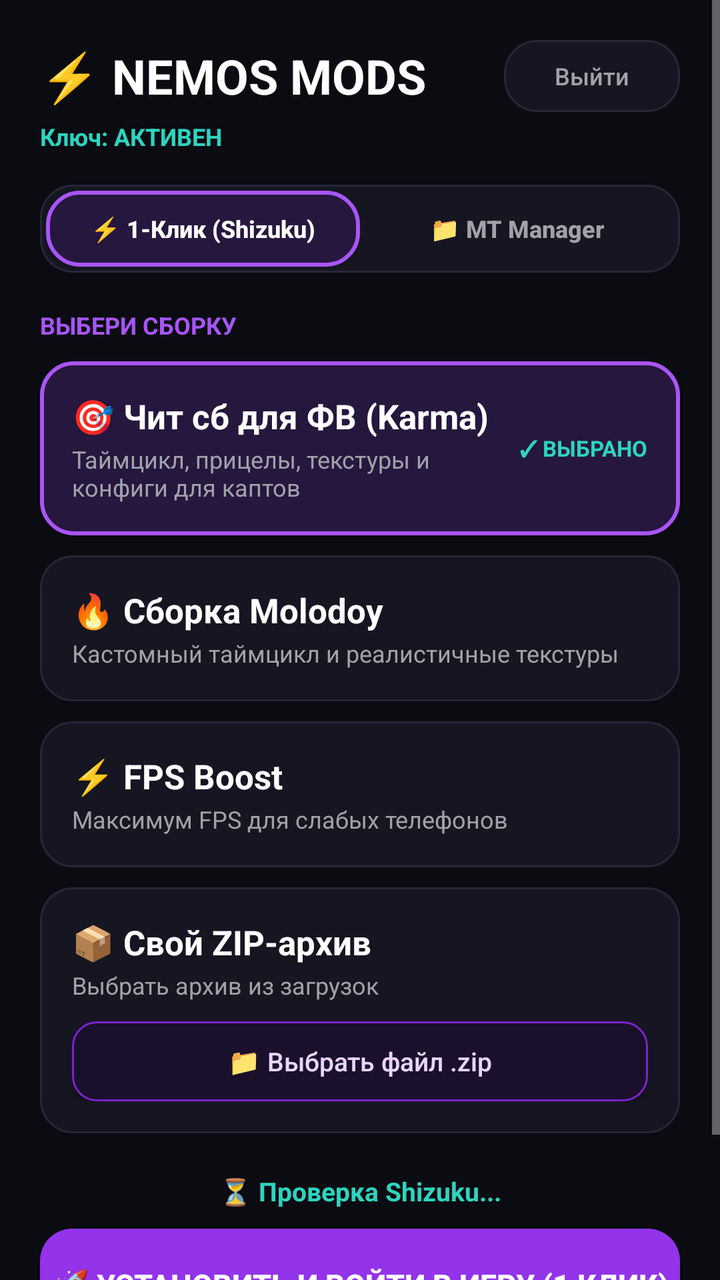
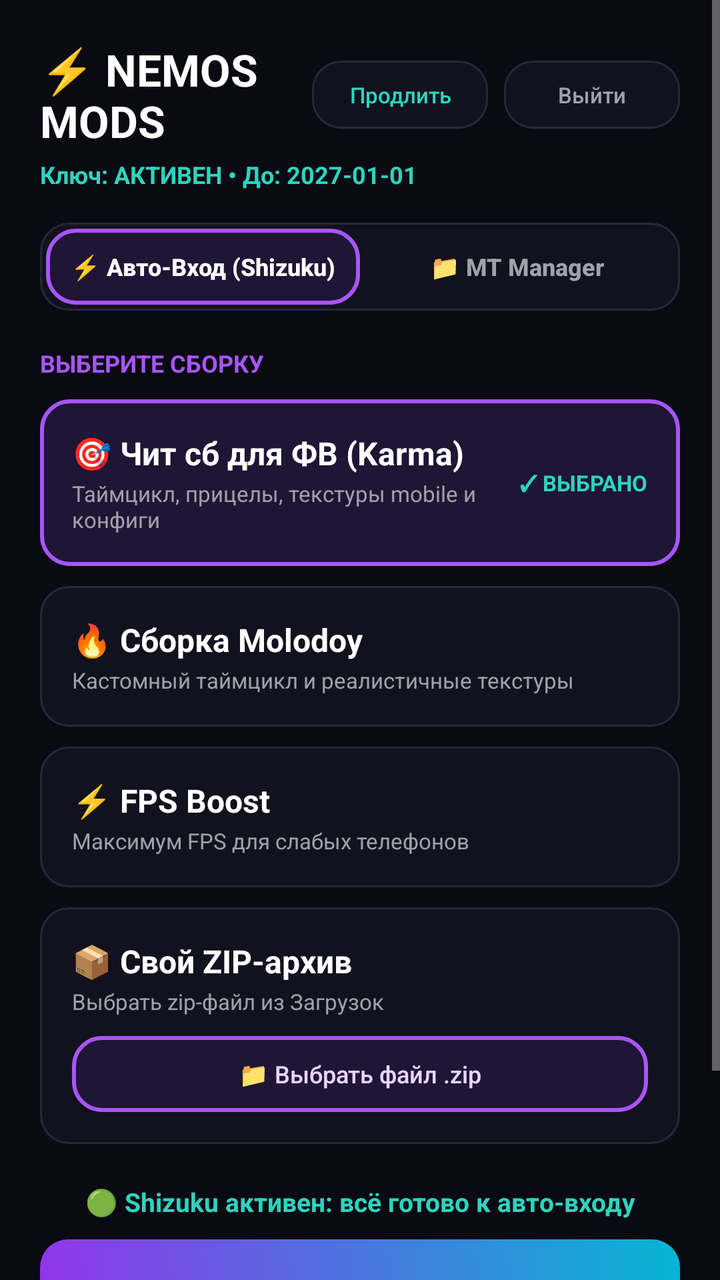

Screens rendered from an Android XML layout before and after an edit, with the pre-edit source and the edit as a unified diff.
<!-- AndroidManifest.xml: application theme Theme.AppCompat.NoActionBar -->
<!-- res/layout/activity_main.xml -->
<?xml version="1.0" encoding="utf-8"?>
<ScrollView xmlns:android="http://schemas.android.com/apk/res/android"
    android:layout_width="match_parent"
    android:layout_height="match_parent"
    android:background="#0B0B12"
    android:fillViewport="true">

    <LinearLayout
        android:layout_width="match_parent"
        android:layout_height="wrap_content"
        android:orientation="vertical"
        android:padding="20dp">

        <LinearLayout
            android:layout_width="match_parent"
            android:layout_height="wrap_content"
            android:gravity="center_vertical"
            android:orientation="horizontal">

            <TextView
                android:layout_width="0dp"
                android:layout_height="wrap_content"
                android:layout_weight="1"
                android:text="⚡ NEMOS MODS"
                android:textColor="#FFFFFF"
                android:textSize="24sp"
                android:textStyle="bold" />

            <Button
                android:id="@+id/btnLogout"
                android:layout_width="wrap_content"
                android:layout_height="36dp"
                android:background="@drawable/bg_card_unselected"
                android:paddingHorizontal="14dp"
                android:text="Выйти"
                android:textAllCaps="false"
                android:textColor="#A1A1AA"
                android:textSize="12sp" />
        </LinearLayout>

        <TextView
            android:id="@+id/tvSubInfo"
            android:layout_width="match_parent"
            android:layout_height="wrap_content"
            android:layout_marginTop="4dp"
            android:text="Ключ: АКТИВЕН"
            android:textColor="#2DD4BF"
            android:textSize="12sp"
            android:textStyle="bold" />

        <LinearLayout
            android:layout_width="match_parent"
            android:layout_height="44dp"
            android:layout_marginTop="16dp"
            android:background="@drawable/bg_card_unselected"
            android:orientation="horizontal"
            android:padding="3dp">

            <Button
                android:id="@+id/btnTabShizuku"
                android:layout_width="0dp"
                android:layout_height="match_parent"
                android:layout_weight="1"
                android:background="@drawable/bg_card_selected"
                android:text="⚡ 1-Клик (Shizuku)"
                android:textAllCaps="false"
                android:textColor="#FFFFFF"
                android:textSize="12sp"
                android:textStyle="bold" />

            <Button
                android:id="@+id/btnTabMt"
                android:layout_width="0dp"
                android:layout_height="match_parent"
                android:layout_weight="1"
                android:background="@android:color/transparent"
                android:text="📁 MT Manager"
                android:textAllCaps="false"
                android:textColor="#A1A1AA"
                android:textSize="12sp"
                android:textStyle="bold" />
        </LinearLayout>

        <TextView
            android:layout_width="match_parent"
            android:layout_height="wrap_content"
            android:layout_marginTop="18dp"
            android:layout_marginBottom="10dp"
            android:text="ВЫБЕРИ СБОРКУ"
            android:textColor="#A855F7"
            android:textSize="12sp"
            android:textStyle="bold" />

        
        <LinearLayout
            android:id="@+id/cardKarma"
            android:layout_width="match_parent"
            android:layout_height="wrap_content"
            android:layout_marginBottom="10dp"
            android:background="@drawable/bg_card_selected"
            android:gravity="center_vertical"
            android:orientation="horizontal"
            android:padding="16dp">

            <LinearLayout
                android:layout_width="0dp"
                android:layout_height="wrap_content"
                android:layout_weight="1"
                android:orientation="vertical">

                <TextView
                    android:layout_width="wrap_content"
                    android:layout_height="wrap_content"
                    android:text="🎯 Чит сб для ФВ (Karma)"
                    android:textColor="#FFFFFF"
                    android:textSize="17sp"
                    android:textStyle="bold" />

                <TextView
                    android:layout_width="wrap_content"
                    android:layout_height="wrap_content"
                    android:layout_marginTop="2dp"
                    android:text="Таймцикл, прицелы, текстуры и конфиги для каптов"
                    android:textColor="#A1A1AA"
                    android:textSize="12sp" />
            </LinearLayout>

            <TextView
                android:id="@+id/tvBadgeKarma"
                android:layout_width="wrap_content"
                android:layout_height="wrap_content"
                android:text="✓ ВЫБРАНО"
                android:textColor="#2DD4BF"
                android:textSize="11sp"
                android:textStyle="bold" />
        </LinearLayout>

        
        <LinearLayout
            android:id="@+id/cardMolodoy"
            android:layout_width="match_parent"
            android:layout_height="wrap_content"
            android:layout_marginBottom="10dp"
            android:background="@drawable/bg_card_unselected"
            android:gravity="center_vertical"
            android:orientation="horizontal"
            android:padding="16dp">

            <LinearLayout
                android:layout_width="0dp"
                android:layout_height="wrap_content"
                android:layout_weight="1"
                android:orientation="vertical">

                <TextView
                    android:layout_width="wrap_content"
                    android:layout_height="wrap_content"
                    android:text="🔥 Сборка Molodoy"
                    android:textColor="#FFFFFF"
                    android:textSize="17sp"
                    android:textStyle="bold" />

                <TextView
                    android:layout_width="wrap_content"
                    android:layout_height="wrap_content"
                    android:layout_marginTop="2dp"
                    android:text="Кастомный таймцикл и реалистичные текстуры"
                    android:textColor="#A1A1AA"
                    android:textSize="12sp" />
            </LinearLayout>

            <TextView
                android:id="@+id/tvBadgeMolodoy"
                android:layout_width="wrap_content"
                android:layout_height="wrap_content"
                android:text="✓ ВЫБРАНО"
                android:textColor="#2DD4BF"
                android:textSize="11sp"
                android:textStyle="bold"
                android:visibility="gone" />
        </LinearLayout>

        
        <LinearLayout
            android:id="@+id/cardFps"
            android:layout_width="match_parent"
            android:layout_height="wrap_content"
            android:layout_marginBottom="10dp"
            android:background="@drawable/bg_card_unselected"
            android:gravity="center_vertical"
            android:orientation="horizontal"
            android:padding="16dp">

            <LinearLayout
                android:layout_width="0dp"
                android:layout_height="wrap_content"
                android:layout_weight="1"
                android:orientation="vertical">

                <TextView
                    android:layout_width="wrap_content"
                    android:layout_height="wrap_content"
                    android:text="⚡ FPS Boost"
                    android:textColor="#FFFFFF"
                    android:textSize="17sp"
                    android:textStyle="bold" />

                <TextView
                    android:layout_width="wrap_content"
                    android:layout_height="wrap_content"
                    android:layout_marginTop="2dp"
                    android:text="Максимум FPS для слабых телефонов"
                    android:textColor="#A1A1AA"
                    android:textSize="12sp" />
            </LinearLayout>

            <TextView
                android:id="@+id/tvBadgeFps"
                android:layout_width="wrap_content"
                android:layout_height="wrap_content"
                android:text="✓ ВЫБРАНО"
                android:textColor="#2DD4BF"
                android:textSize="11sp"
                android:textStyle="bold"
                android:visibility="gone" />
        </LinearLayout>

        
        <LinearLayout
            android:id="@+id/cardCustom"
            android:layout_width="match_parent"
            android:layout_height="wrap_content"
            android:layout_marginBottom="20dp"
            android:background="@drawable/bg_card_unselected"
            android:orientation="vertical"
            android:padding="16dp">

            <LinearLayout
                android:layout_width="match_parent"
                android:layout_height="wrap_content"
                android:gravity="center_vertical"
                android:orientation="horizontal">

                <LinearLayout
                    android:layout_width="0dp"
                    android:layout_height="wrap_content"
                    android:layout_weight="1"
                    android:orientation="vertical">

                    <TextView
                        android:layout_width="wrap_content"
                        android:layout_height="wrap_content"
                        android:text="📦 Свой ZIP-архив"
                        android:textColor="#FFFFFF"
                        android:textSize="17sp"
                        android:textStyle="bold" />

                    <TextView
                        android:id="@+id/tvCustomZipName"
                        android:layout_width="wrap_content"
                        android:layout_height="wrap_content"
                        android:layout_marginTop="2dp"
                        android:text="Выбрать архив из загрузок"
                        android:textColor="#A1A1AA"
                        android:textSize="12sp" />
                </LinearLayout>

                <TextView
                    android:id="@+id/tvBadgeCustom"
                    android:layout_width="wrap_content"
                    android:layout_height="wrap_content"
                    android:text="✓ ВЫБРАНО"
                    android:textColor="#2DD4BF"
                    android:textSize="11sp"
                    android:textStyle="bold"
                    android:visibility="gone" />
            </LinearLayout>

            <Button
                android:id="@+id/btnPickZip"
                android:layout_width="match_parent"
                android:layout_height="40dp"
                android:layout_marginTop="10dp"
                android:background="@drawable/bg_btn_outline"
                android:text="📁 Выбрать файл .zip"
                android:textAllCaps="false"
                android:textColor="#E9D5FF"
                android:textSize="13sp" />
        </LinearLayout>

        
        <LinearLayout
            android:id="@+id/layoutShizukuView"
            android:layout_width="match_parent"
            android:layout_height="wrap_content"
            android:orientation="vertical">

            <TextView
                android:id="@+id/tvShizukuStatus"
                android:layout_width="match_parent"
                android:layout_height="wrap_content"
                android:layout_marginBottom="10dp"
                android:gravity="center"
                android:text="⏳ Проверка Shizuku..."
                android:textColor="#2DD4BF"
                android:textSize="13sp"
                android:textStyle="bold" />

            <Button
                android:id="@+id/btnShizukuInstall"
                android:layout_width="match_parent"
                android:layout_height="56dp"
                android:background="@drawable/bg_btn_primary"
                android:text="🚀 УСТАНОВИТЬ И ВОЙТИ В ИГРУ (1 КЛИК)"
                android:textAllCaps="true"
                android:textColor="#FFFFFF"
                android:textSize="15sp"
                android:textStyle="bold" />
        </LinearLayout>

        
        <LinearLayout
            android:id="@+id/layoutMtView"
            android:layout_width="match_parent"
            android:layout_height="wrap_content"
            android:orientation="vertical"
            android:visibility="gone">

            <TextView
                android:layout_width="match_parent"
                android:layout_height="wrap_content"
                android:layout_marginBottom="10dp"
                android:background="@drawable/bg_card_unselected"
                android:padding="12dp"
                android:text="💡 Нажми кнопку ниже — MT Manager сразу откроется на папке files.\nОстанется скопировать её справа в:\nAndroid → data → com.grandmobile.game"
                android:textColor="#E4E4E7"
                android:textSize="12sp" />

            <Button
                android:id="@+id/btnMtInstallAndOpen"
                android:layout_width="match_parent"
                android:layout_height="56dp"
                android:background="@drawable/bg_btn_primary"
                android:text="📂 ОТКРЫТЬ ПАПКУ FILES В MT MANAGER"
                android:textAllCaps="true"
                android:textColor="#FFFFFF"
                android:textSize="14sp"
                android:textStyle="bold" />

            <Button
                android:id="@+id/btnMtLaunchGame"
                android:layout_width="match_parent"
                android:layout_height="46dp"
                android:layout_marginTop="10dp"
                android:background="@drawable/bg_card_selected"
                android:text="🎮 Запустить Grand Mobile"
                android:textAllCaps="false"
                android:textColor="#FFFFFF"
                android:textSize="14sp"
                android:textStyle="bold" />
        </LinearLayout>

        <TextView
            android:id="@+id/tvStatus"
            android:layout_width="match_parent"
            android:layout_height="wrap_content"
            android:layout_marginTop="14dp"
            android:gravity="center"
            android:text="Сборка готова к запуску"
            android:textColor="#A1A1AA"
            android:textSize="13sp" />

    </LinearLayout>
</ScrollView>
<!-- resources referenced by this layout -->
<resources>
  <!-- drawable bg_btn_outline (drawable) -->
  <?xml version="1.0" encoding="utf-8"?>
  <shape xmlns:android="http://schemas.android.com/apk/res/android" android:shape="rectangle">
      <solid android:color="#1A102B" />
      <stroke android:width="1dp" android:color="#7E22CE" />
      <corners android:radius="12dp" />
  </shape>
  <!-- drawable bg_btn_primary (drawable) -->
  <?xml version="1.0" encoding="utf-8"?>
  <shape xmlns:android="http://schemas.android.com/apk/res/android" android:shape="rectangle">
      <solid android:color="#9333EA" />
      <corners android:radius="16dp" />
  </shape>
  <!-- drawable bg_card_selected (drawable) -->
  <?xml version="1.0" encoding="utf-8"?>
  <shape xmlns:android="http://schemas.android.com/apk/res/android" android:shape="rectangle">
      <solid android:color="#26173E" />
      <stroke android:width="2dp" android:color="#A855F7" />
      <corners android:radius="16dp" />
  </shape>
  <!-- drawable bg_card_unselected (drawable) -->
  <?xml version="1.0" encoding="utf-8"?>
  <shape xmlns:android="http://schemas.android.com/apk/res/android" android:shape="rectangle">
      <solid android:color="#161622" />
      <stroke android:width="1dp" android:color="#262638" />
      <corners android:radius="16dp" />
  </shape>
</resources>

<!-- the commit's change to res/layout/activity_main.xml (unified diff, before → after) -->
@@ -2,7 +2,7 @@
 <ScrollView xmlns:android="http://schemas.android.com/apk/res/android"
     android:layout_width="match_parent"
     android:layout_height="match_parent"
-    android:background="#0B0B12"
+    android:background="#0A0A12"
     android:fillViewport="true">
 
     <LinearLayout
@@ -23,19 +23,31 @@
                 android:layout_weight="1"
                 android:text="⚡ NEMOS MODS"
                 android:textColor="#FFFFFF"
-                android:textSize="24sp"
-                android:textStyle="bold" />
+                android:textSize="22sp"
+                android:textStyle="bold" />
+
+            <Button
+                android:id="@+id/btnBuySub"
+                android:layout_width="wrap_content"
+                android:layout_height="34dp"
+                android:layout_marginEnd="8dp"
+                android:background="@drawable/bg_card_unselected"
+                android:paddingHorizontal="10dp"
+                android:text="Продлить"
+                android:textAllCaps="false"
+                android:textColor="#2DD4BF"
+                android:textSize="11sp" />
 
             <Button
                 android:id="@+id/btnLogout"
                 android:layout_width="wrap_content"
-                android:layout_height="36dp"
+                android:layout_height="34dp"
                 android:background="@drawable/bg_card_unselected"
-                android:paddingHorizontal="14dp"
+                android:paddingHorizontal="10dp"
                 android:text="Выйти"
                 android:textAllCaps="false"
                 android:textColor="#A1A1AA"
-                android:textSize="12sp" />
+                android:textSize="11sp" />
         </LinearLayout>
 
         <TextView
@@ -43,7 +55,7 @@
             android:layout_width="match_parent"
             android:layout_height="wrap_content"
             android:layout_marginTop="4dp"
-            android:text="Ключ: АКТИВЕН"
+            android:text="Ключ: АКТИВЕН • До: 2027-01-01"
             android:textColor="#2DD4BF"
             android:textSize="12sp"
             android:textStyle="bold" />
@@ -62,7 +74,7 @@
                 android:layout_height="match_parent"
                 android:layout_weight="1"
                 android:background="@drawable/bg_card_selected"
-                android:text="⚡ 1-Клик (Shizuku)"
+                android:text="⚡ Авто-Вход (Shizuku)"
                 android:textAllCaps="false"
                 android:textColor="#FFFFFF"
                 android:textSize="12sp"
@@ -86,7 +98,7 @@
             android:layout_height="wrap_content"
             android:layout_marginTop="18dp"
             android:layout_marginBottom="10dp"
-            android:text="ВЫБЕРИ СБОРКУ"
+            android:text="ВЫБЕРИТЕ СБОРКУ"
             android:textColor="#A855F7"
             android:textSize="12sp"
             android:textStyle="bold" />
@@ -113,16 +125,16 @@
                     android:layout_height="wrap_content"
                     android:text="🎯 Чит сб для ФВ (Karma)"
                     android:textColor="#FFFFFF"
-                    android:textSize="17sp"
+                    android:textSize="16sp"
                     android:textStyle="bold" />
 
                 <TextView
                     android:layout_width="wrap_content"
                     android:layout_height="wrap_content"
                     android:layout_marginTop="2dp"
-                    android:text="Таймцикл, прицелы, текстуры и конфиги для каптов"
+                    android:text="Таймцикл, прицелы, текстуры mobile и конфиги"
                     android:textColor="#A1A1AA"
-                    android:textSize="12sp" />
+                    android:textSize="11sp" />
             </LinearLayout>
 
             <TextView
@@ -157,7 +169,7 @@
                     android:layout_height="wrap_content"
                     android:text="🔥 Сборка Molodoy"
                     android:textColor="#FFFFFF"
-                    android:textSize="17sp"
+                    android:textSize="16sp"
                     android:textStyle="bold" />
 
                 <TextView
@@ -166,7 +178,7 @@
                     android:layout_marginTop="2dp"
                     android:text="Кастомный таймцикл и реалистичные текстуры"
                     android:textColor="#A1A1AA"
-                    android:textSize="12sp" />
+                    android:textSize="11sp" />
             </LinearLayout>
 
             <TextView
@@ -202,7 +214,7 @@
                     android:layout_height="wrap_content"
                     android:text="⚡ FPS Boost"
                     android:textColor="#FFFFFF"
-                    android:textSize="17sp"
+                    android:textSize="16sp"
                     android:textStyle="bold" />
 
                 <TextView
@@ -211,7 +223,7 @@
                     android:layout_marginTop="2dp"
                     android:text="Максимум FPS для слабых телефонов"
                     android:textColor="#A1A1AA"
-                    android:textSize="12sp" />
+                    android:textSize="11sp" />
             </LinearLayout>
 
             <TextView
@@ -252,7 +264,7 @@
                         android:layout_height="wrap_content"
                         android:text="📦 Свой ZIP-архив"
                         android:textColor="#FFFFFF"
-                        android:textSize="17sp"
+                        android:textSize="16sp"
                         android:textStyle="bold" />
 
                     <TextView
@@ -260,9 +272,9 @@
                         android:layout_width="wrap_content"
                         android:layout_height="wrap_content"
                         android:layout_marginTop="2dp"
-                        android:text="Выбрать архив из загрузок"
+                        android:text="Выбрать zip-файл из Загрузок"
                         android:textColor="#A1A1AA"
-                        android:textSize="12sp" />
+                        android:textSize="11sp" />
                 </LinearLayout>
 
                 <TextView
@@ -279,13 +291,13 @@
             <Button
                 android:id="@+id/btnPickZip"
                 android:layout_width="match_parent"
-                android:layout_height="40dp"
+                android:layout_height="38dp"
                 android:layout_marginTop="10dp"
-                android:background="@drawable/bg_btn_outline"
+                android:background="@drawable/bg_card_selected"
                 android:text="📁 Выбрать файл .zip"
                 android:textAllCaps="false"
                 android:textColor="#E9D5FF"
-                android:textSize="13sp" />
+                android:textSize="12sp" />
         </LinearLayout>
 
         
@@ -301,72 +313,79 @@
                 android:layout_height="wrap_content"
                 android:layout_marginBottom="10dp"
                 android:gravity="center"
-                android:text="⏳ Проверка Shizuku..."
+                android:text="🟢 Shizuku активен: всё готово к авто-входу"
                 android:textColor="#2DD4BF"
                 android:textSize="13sp"
                 android:textStyle="bold" />
 
             <Button
-                android:id="@+id/btnShizukuInstall"
+                android:id="@+id/btnAutoStart"
                 android:layout_width="match_parent"
                 android:layout_height="56dp"
                 android:background="@drawable/bg_btn_primary"
-                android:text="🚀 УСТАНОВИТЬ И ВОЙТИ В ИГРУ (1 КЛИК)"
-                android:textAllCaps="true"
-                android:textColor="#FFFFFF"
-                android:textSize="15sp"
-                android:textStyle="bold" />
-        </LinearLayout>
-
-        
-        <LinearLayout
-            android:id="@+id/layoutMtView"
-            android:layout_width="match_parent"
-            android:layout_height="wrap_content"
-            android:orientation="vertical"
-            android:visibility="gone">
-
-            <TextView
-                android:layout_width="match_parent"
-                android:layout_height="wrap_content"
-                android:layout_marginBottom="10dp"
-                android:background="@drawable/bg_card_unselected"
-                android:padding="12dp"
-                android:text="💡 Нажми кнопку ниже — MT Manager сразу откроется на папке files.\nОстанется скопировать её справа в:\nAndroid → data → com.grandmobile.game"
-                android:textColor="#E4E4E7"
-                android:textSize="12sp" />
-
-            <Button
-                android:id="@+id/btnMtInstallAndOpen"
-                android:layout_width="match_parent"
-                android:layout_height="56dp"
-                android:background="@drawable/bg_btn_primary"
-                android:text="📂 ОТКРЫТЬ ПАПКУ FILES В MT MANAGER"
+                android:text="🚀 АВТО-ВХОД СО СБОРКОЙ (1 КЛИК)"
                 android:textAllCaps="true"
                 android:textColor="#FFFFFF"
                 android:textSize="14sp"
                 android:textStyle="bold" />
 
-            <Button
-                android:id="@+id/btnMtLaunchGame"
-                android:layout_width="match_parent"
-                android:layout_height="46dp"
+            <TextView
+                android:layout_width="match_parent"
+                android:layout_height="wrap_content"
+                android:layout_marginTop="8dp"
+                android:gravity="center"
+                android:text="💡 Нажмите один раз: игра запустится, а сборка автоматически внедрится во время загрузки карты."
+                android:textColor="#71717A"
+                android:textSize="11sp" />
+        </LinearLayout>
+
+        
+        <LinearLayout
+            android:id="@+id/layoutMtView"
+            android:layout_width="match_parent"
+            android:layout_height="wrap_content"
+            android:orientation="vertical"
+            android:visibility="gone">
+
+            <Button
+                android:id="@+id/btnMtPrepare"
+                android:layout_width="match_parent"
+                android:layout_height="52dp"
+                android:background="@drawable/bg_btn_primary"
+                android:text="1️⃣ Распаковать сборку в Загрузки"
+                android:textAllCaps="false"
+                android:textColor="#FFFFFF"
+                android:textSize="14sp"
+                android:textStyle="bold" />
+
+            <Button
+                android:id="@+id/btnMtOpen"
+                android:layout_width="match_parent"
+                android:layout_height="48dp"
                 android:layout_marginTop="10dp"
                 android:background="@drawable/bg_card_selected"
-                android:text="🎮 Запустить Grand Mobile"
-                android:textAllCaps="false"
-                android:textColor="#FFFFFF"
+                android:text="2️⃣ Открыть MT Manager"
+                android:textAllCaps="false"
+                android:textColor="#E9D5FF"
                 android:textSize="14sp"
                 android:textStyle="bold" />
+
+            <TextView
+                android:layout_width="match_parent"
+                android:layout_height="wrap_content"
+                android:layout_marginTop="8dp"
+                android:text="💡 В MT Manager скопируйте папки data, texdb и audio в Android/data/com.grand.launcher/files/"
+                android:textColor="#71717A"
+                android:textSize="11sp" />
         </LinearLayout>
 
         <TextView
             android:id="@+id/tvStatus"
             android:layout_width="match_parent"
             android:layout_height="wrap_content"
-            android:layout_marginTop="14dp"
+            android:layout_marginTop="16dp"
             android:gravity="center"
-            android:text="Сборка готова к запуску"
+            android:text="Лаунчер готов к работе"
             android:textColor="#A1A1AA"
             android:textSize="13sp" />
 
<!-- resource entries referenced after the edit -->
@@ -1,31 +1,27 @@
 <!-- resources referenced by this layout -->
 <resources>
-  <!-- drawable bg_btn_outline (drawable) -->
-  <?xml version="1.0" encoding="utf-8"?>
-  <shape xmlns:android="http://schemas.android.com/apk/res/android" android:shape="rectangle">
-      <solid android:color="#1A102B" />
-      <stroke android:width="1dp" android:color="#7E22CE" />
-      <corners android:radius="12dp" />
-  </shape>
   <!-- drawable bg_btn_primary (drawable) -->
   <?xml version="1.0" encoding="utf-8"?>
-  <shape xmlns:android="http://schemas.android.com/apk/res/android" android:shape="rectangle">
-      <solid android:color="#9333EA" />
-      <corners android:radius="16dp" />
+  <shape xmlns:android="http://schemas.android.com/apk/res/android">
+      <gradient
+          android:angle="45"
+          android:startColor="#9333EA"
+          android:endColor="#06B6D4" />
+      <corners android:radius="14dp" />
   </shape>
   <!-- drawable bg_card_selected (drawable) -->
   <?xml version="1.0" encoding="utf-8"?>
-  <shape xmlns:android="http://schemas.android.com/apk/res/android" android:shape="rectangle">
-      <solid android:color="#26173E" />
+  <shape xmlns:android="http://schemas.android.com/apk/res/android">
+      <solid android:color="#1F1535" />
       <stroke android:width="2dp" android:color="#A855F7" />
-      <corners android:radius="16dp" />
+      <corners android:radius="14dp" />
   </shape>
   <!-- drawable bg_card_unselected (drawable) -->
   <?xml version="1.0" encoding="utf-8"?>
-  <shape xmlns:android="http://schemas.android.com/apk/res/android" android:shape="rectangle">
-      <solid android:color="#161622" />
-      <stroke android:width="1dp" android:color="#262638" />
-      <corners android:radius="16dp" />
+  <shape xmlns:android="http://schemas.android.com/apk/res/android">
+      <solid android:color="#12121E" />
+      <stroke android:width="1dp" android:color="#27273A" />
+      <corners android:radius="14dp" />
   </shape>
 </resources>
 
